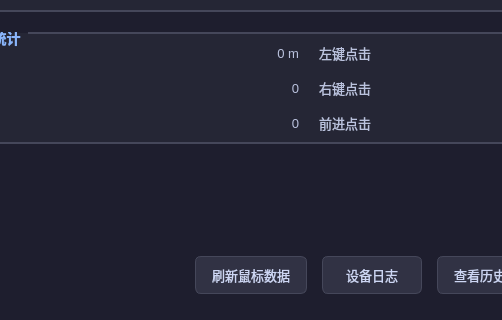
First picture: the form in main.ui, repository AsakiRain/health_moitor_mouse_pc_client, before the edit; both pictures show x 91 to 593 and y 160 to 480 of the 800 by 480 pixel window.
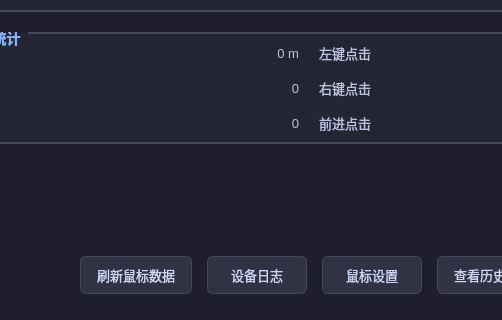
Second picture: the form after the edit.

Commit message: Add mouse settings window

```diff
--- a/main.ui
+++ b/main.ui
@@ -236,6 +236,22 @@
        </property>
       </widget>
      </item>
+     <item>
+      <widget class="QPushButton" name="btn_settings">
+       <property name="text">
+        <string>鼠标设置</string>
+       </property>
+       <property name="cursor">
+        <cursorShape>PointingHandCursor</cursorShape>
+       </property>
+       <property name="minimumSize">
+        <size>
+         <width>100</width>
+         <height>36</height>
+        </size>
+       </property>
+      </widget>
+     </item>
      <item>
       <widget class="QPushButton" name="btn_history">
        <property name="text">
```
The commit also changes 4 other files.
